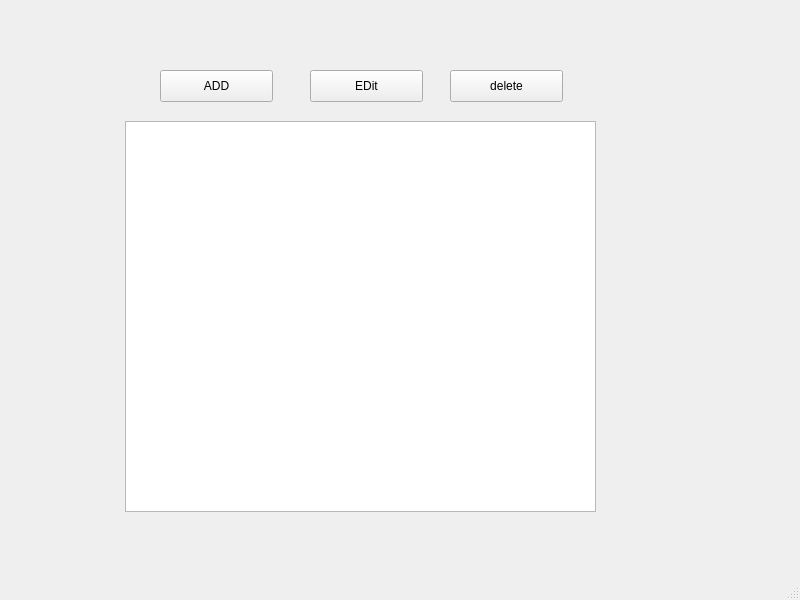
Before: the Qt Designer form homedashboard.ui in MinhHao2/PTI02-HB, drawn with Qt 5.
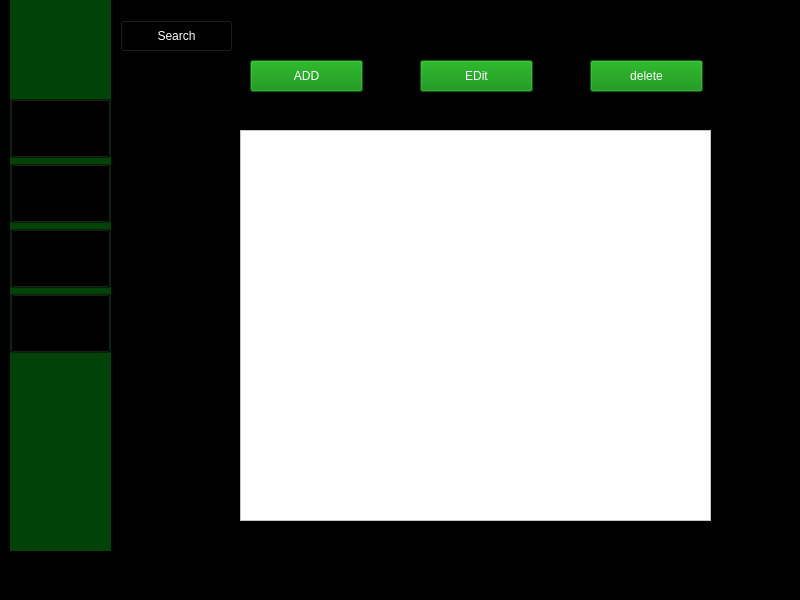
After: the same form once the commit is applied. Icons and pictures are not drawn.

What changed in the file:
```diff
--- a/homedashboard.ui
+++ b/homedashboard.ui
@@ -13,26 +13,36 @@
   <property name="windowTitle">
    <string>MainWindow</string>
   </property>
+  <property name="styleSheet">
+   <string notr="true">background-color: rgb(0, 0, 0);</string>
+  </property>
   <widget class="QWidget" name="centralwidget">
    <widget class="QListWidget" name="listObject">
     <property name="geometry">
      <rect>
-      <x>125</x>
-      <y>121</y>
+      <x>240</x>
+      <y>130</y>
       <width>471</width>
       <height>391</height>
      </rect>
     </property>
+    <property name="styleSheet">
+     <string notr="true">background-color: rgb(255, 255, 255);</string>
+    </property>
    </widget>
    <widget class="QPushButton" name="pushButton_add">
     <property name="geometry">
      <rect>
-      <x>160</x>
-      <y>70</y>
+      <x>250</x>
+      <y>60</y>
       <width>113</width>
       <height>32</height>
      </rect>
     </property>
+    <property name="styleSheet">
+     <string notr="true">background-color: rgb(0, 134, 0);
+color:white;</string>
+    </property>
     <property name="text">
      <string>ADD</string>
     </property>
@@ -40,12 +50,16 @@
    <widget class="QPushButton" name="pushButton_edit">
     <property name="geometry">
      <rect>
-      <x>310</x>
-      <y>70</y>
+      <x>420</x>
+      <y>60</y>
       <width>113</width>
       <height>32</height>
      </rect>
     </property>
+    <property name="styleSheet">
+     <string notr="true">background-color: rgb(0, 134, 0);
+color:white;</string>
+    </property>
     <property name="text">
      <string>EDit</string>
     </property>
@@ -53,16 +67,239 @@
    <widget class="QPushButton" name="pushButton_delete">
     <property name="geometry">
      <rect>
-      <x>450</x>
-      <y>70</y>
+      <x>590</x>
+      <y>60</y>
       <width>113</width>
       <height>32</height>
      </rect>
     </property>
+    <property name="styleSheet">
+     <string notr="true">background-color: rgb(0, 134, 0);
+color:white;</string>
+    </property>
     <property name="text">
      <string>delete</string>
     </property>
    </widget>
+   <widget class="QWidget" name="widget" native="true">
+    <property name="geometry">
+     <rect>
+      <x>10</x>
+      <y>0</y>
+      <width>101</width>
+      <height>551</height>
+     </rect>
+    </property>
+    <property name="maximumSize">
+     <size>
+      <width>10000</width>
+      <height>16777215</height>
+     </size>
+    </property>
+    <property name="styleSheet">
+     <string notr="true">background-color: rgb(0, 67, 9);
+boorder-radius:10px;</string>
+    </property>
+    <layout class="QVBoxLayout" name="verticalLayout">
+     <item>
+      <widget class="QWidget" name="widget_4" native="true">
+       <property name="maximumSize">
+        <size>
+         <width>200</width>
+         <height>1000</height>
+        </size>
+       </property>
+       <layout class="QHBoxLayout" name="horizontalLayout_2">
+        <item>
+         <widget class="QLabel" name="label_3">
+          <property name="maximumSize">
+           <size>
+            <width>60</width>
+            <height>60</height>
+           </size>
+          </property>
+          <property name="text">
+           <string/>
+          </property>
+          <property name="pixmap">
+           <pixmap>../../Downloads/cropped_image.png</pixmap>
+          </property>
+          <property name="scaledContents">
+           <bool>true</bool>
+          </property>
+          <property name="wordWrap">
+           <bool>false</bool>
+          </property>
+         </widget>
+        </item>
+       </layout>
+      </widget>
+     </item>
+     <item>
+      <widget class="QPushButton" name="pushButton_home">
+       <property name="font">
+        <font>
+         <family>Heiti SC</family>
+         <pointsize>28</pointsize>
+         <weight>75</weight>
+         <bold>true</bold>
+        </font>
+       </property>
+       <property name="styleSheet">
+        <string notr="true">
+background-color: transparent;
+color:black;
+
+</string>
+       </property>
+       <property name="text">
+        <string/>
+       </property>
+       <property name="icon">
+        <iconset>
+         <activeon>../../Downloads/home-2.png</activeon>
+        </iconset>
+       </property>
+       <property name="iconSize">
+        <size>
+         <width>29</width>
+         <height>29</height>
+        </size>
+       </property>
+      </widget>
+     </item>
+     <item>
+      <widget class="QPushButton" name="pushButton_search">
+       <property name="font">
+        <font>
+         <family>Heiti SC</family>
+         <pointsize>28</pointsize>
+         <weight>75</weight>
+         <bold>true</bold>
+        </font>
+       </property>
+       <property name="styleSheet">
+        <string notr="true">
+background-color: transparent;
+color:black;
+
+</string>
+       </property>
+       <property name="text">
+        <string/>
+       </property>
+       <property name="icon">
+        <iconset>
+         <activeon>../../Downloads/search-interface-symbol.png</activeon>
+        </iconset>
+       </property>
+       <property name="iconSize">
+        <size>
+         <width>29</width>
+         <height>29</height>
+        </size>
+       </property>
+      </widget>
+     </item>
+     <item>
+      <widget class="QPushButton" name="pushButton_setting">
+       <property name="font">
+        <font>
+         <family>Heiti SC</family>
+         <pointsize>28</pointsize>
+         <weight>75</weight>
+         <bold>true</bold>
+        </font>
+       </property>
+       <property name="styleSheet">
+        <string notr="true">
+background-color: transparent;
+color:black;
+
+</string>
+       </property>
+       <property name="text">
+        <string/>
+       </property>
+       <property name="icon">
+        <iconset>
+         <activeon>../../Downloads/settings.png</activeon>
+        </iconset>
+       </property>
+       <property name="iconSize">
+        <size>
+         <width>29</width>
+         <height>29</height>
+        </size>
+       </property>
+      </widget>
+     </item>
+     <item>
+      <widget class="QPushButton" name="pushButton_game">
+       <property name="font">
+        <font>
+         <family>Heiti SC</family>
+         <pointsize>28</pointsize>
+         <weight>75</weight>
+         <bold>true</bold>
+        </font>
+       </property>
+       <property name="styleSheet">
+        <string notr="true">
+background-color: transparent;
+color:black;
+
+</string>
+       </property>
+       <property name="text">
+        <string/>
+       </property>
+       <property name="icon">
+        <iconset>
+         <normaloff>../../Downloads/bar-chart.png</normaloff>../../Downloads/bar-chart.png</iconset>
+       </property>
+       <property name="iconSize">
+        <size>
+         <width>29</width>
+         <height>29</height>
+        </size>
+       </property>
+      </widget>
+     </item>
+     <item>
+      <widget class="QWidget" name="widget_3" native="true"/>
+     </item>
+     <item>
+      <widget class="QWidget" name="widget_5" native="true"/>
+     </item>
+    </layout>
+   </widget>
+   <widget class="QLineEdit" name="txt_search">
+    <property name="geometry">
+     <rect>
+      <x>250</x>
+      <y>20</y>
+      <width>421</width>
+      <height>21</height>
+     </rect>
+    </property>
+   </widget>
+   <widget class="QPushButton" name="btn_search">
+    <property name="geometry">
+     <rect>
+      <x>120</x>
+      <y>20</y>
+      <width>113</width>
+      <height>32</height>
+     </rect>
+    </property>
+    <property name="styleSheet">
+     <string notr="true">color:white;</string>
+    </property>
+    <property name="text">
+     <string>Search</string>
+    </property>
+   </widget>
   </widget>
   <widget class="QMenuBar" name="menubar">
    <property name="geometry">
```
